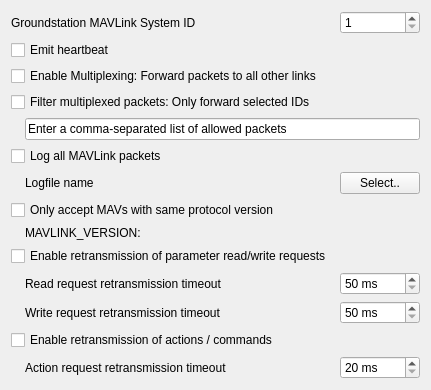
Above: src/ui/MAVLinkSettingsWidget.ui from mavlink/qgroundcontrol before the change. Below: the same form after it.
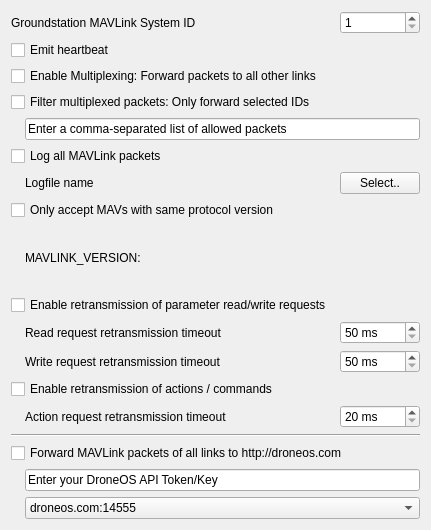
That is the form after the change.

Commit message: Added support for Drone OS forwarding, MAVLink auth

```diff
--- a/src/ui/MAVLinkSettingsWidget.ui
+++ b/src/ui/MAVLinkSettingsWidget.ui
@@ -7,7 +7,7 @@
     <x>0</x>
     <y>0</y>
     <width>431</width>
-    <height>387</height>
+    <height>530</height>
    </rect>
   </property>
   <property name="windowTitle">
@@ -288,6 +288,66 @@
      </property>
     </widget>
    </item>
+   <item row="16" column="0" colspan="3">
+    <widget class="Line" name="line">
+     <property name="minimumSize">
+      <size>
+       <width>0</width>
+       <height>0</height>
+      </size>
+     </property>
+     <property name="midLineWidth">
+      <number>0</number>
+     </property>
+     <property name="orientation">
+      <enum>Qt::Horizontal</enum>
+     </property>
+    </widget>
+   </item>
+   <item row="17" column="0" colspan="3">
+    <widget class="QCheckBox" name="droneOSCheckBox">
+     <property name="text">
+      <string>Forward MAVLink packets of all links to http://droneos.com</string>
+     </property>
+    </widget>
+   </item>
+   <item row="18" column="0">
+    <spacer name="horizontalSpacer_4">
+     <property name="orientation">
+      <enum>Qt::Horizontal</enum>
+     </property>
+     <property name="sizeHint" stdset="0">
+      <size>
+       <width>8</width>
+       <height>0</height>
+      </size>
+     </property>
+    </spacer>
+   </item>
+   <item row="18" column="1" colspan="2">
+    <widget class="QLineEdit" name="droneOSLineEdit">
+     <property name="text">
+      <string>Enter your DroneOS API Token/Key</string>
+     </property>
+     <property name="maxLength">
+      <number>32</number>
+     </property>
+    </widget>
+   </item>
+   <item row="19" column="1" colspan="2">
+    <widget class="QComboBox" name="droneOSComboBox">
+     <item>
+      <property name="text">
+       <string>droneos.com:14555</string>
+      </property>
+     </item>
+     <item>
+      <property name="text">
+       <string>localhost:14555</string>
+      </property>
+     </item>
+    </widget>
+   </item>
   </layout>
  </widget>
  <resources/>
```
The commit also changes 8 other files.
